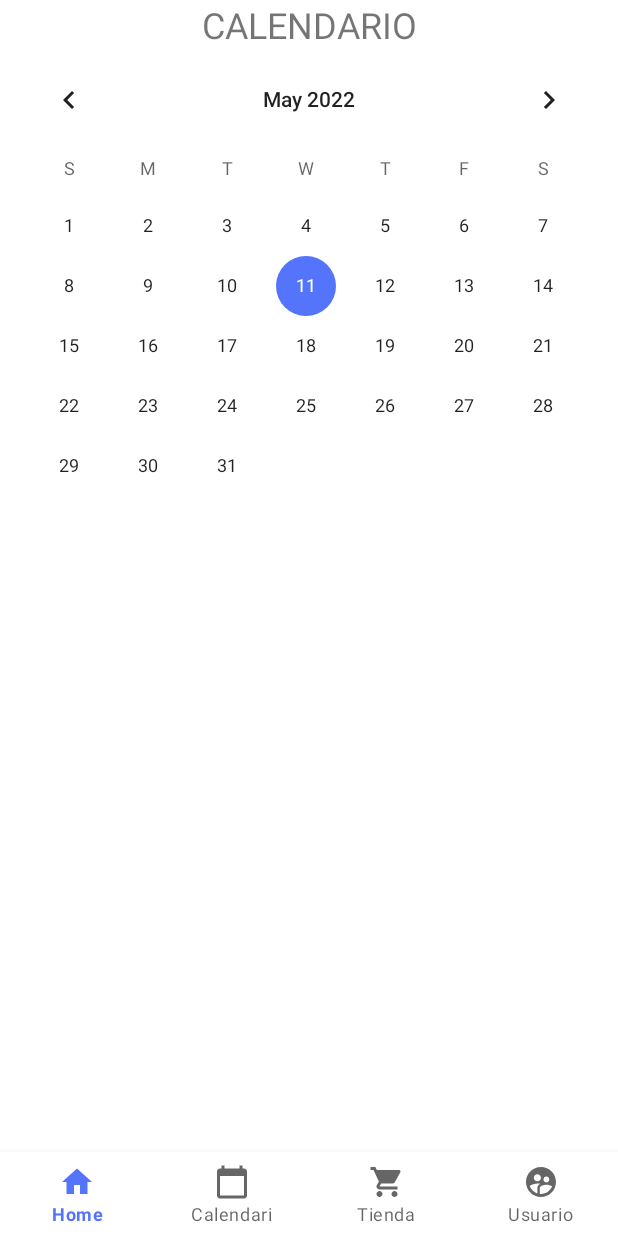
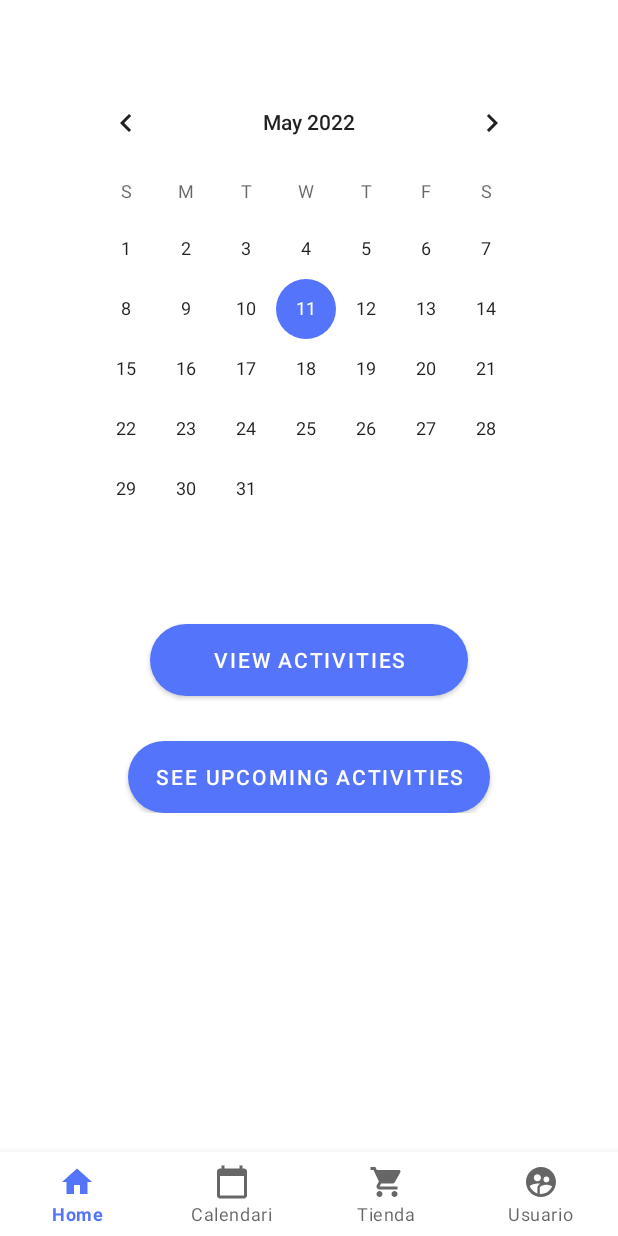
Before and after one commit to fxop0218/AdministradorGym, an Android app: the fragment CalendarFragment placed in its activity, on a phone screen of 412 x 824 dp. Run offline under Robolectric (Android 15) with nearby library versions, the phone set to English and light mode, and no system bars.

Commit message:
Add CalendarFragment Add calendar to CalendarFragment.java and 2 buttons Add css to buttons and the fking calendar

```diff
--- a/app/src/main/java/com/example/gym/CalendarFragment.java
+++ b/app/src/main/java/com/example/gym/CalendarFragment.java
@@ -1,12 +1,21 @@
 package com.example.gym;
 
+import android.app.usage.UsageEvents;
+import android.graphics.Color;
+import android.media.metrics.Event;
 import android.os.Bundle;
 
+import androidx.annotation.NonNull;
 import androidx.fragment.app.Fragment;
 
+import android.util.Log;
 import android.view.LayoutInflater;
 import android.view.View;
 import android.view.ViewGroup;
+import android.widget.CalendarView;
+import android.widget.Toast;
+
+import com.google.android.material.tabs.TabLayout;
 
 /**
  * A simple {@link Fragment} subclass.
@@ -19,10 +28,12 @@ public class CalendarFragment extends Fragment {
     // the fragment initialization parameters, e.g. ARG_ITEM_NUMBER
     private static final String ARG_PARAM1 = "param1";
     private static final String ARG_PARAM2 = "param2";
+    private CalendarView cvCalendar;
 
     // TODO: Rename and change types of parameters
     private String mParam1;
     private String mParam2;
+    private String date;
 
     public CalendarFragment() {
         // Required empty public constructor
@@ -36,6 +47,7 @@ public class CalendarFragment extends Fragment {
      * @param param2 Parameter 2.
      * @return A new instance of fragment CalendarFragment.
      */
+
     // TODO: Rename and change types and number of parameters
     public static CalendarFragment newInstance(String param1, String param2) {
         CalendarFragment fragment = new CalendarFragment();
@@ -52,13 +64,36 @@ public class CalendarFragment extends Fragment {
         if (getArguments() != null) {
             mParam1 = getArguments().getString(ARG_PARAM1);
             mParam2 = getArguments().getString(ARG_PARAM2);
+
         }
     }
 
+    /**
+     * Inflate the XML layout for the Fragment in this callback.
+     * Create a onSelectDayChanged() to get the day selected by the user
+     *
+     * @param inflater
+     * @param container
+     * @param savedInstanceState
+     *
+     * @return view
+     */
     @Override
     public View onCreateView(LayoutInflater inflater, ViewGroup container,
                              Bundle savedInstanceState) {
         // Inflate the layout for this fragment
-        return inflater.inflate(R.layout.fragment_calendar, container, false);
+        View view = inflater.inflate(R.layout.fragment_calendar, container, false);
+        cvCalendar = (CalendarView) view.findViewById(R.id.cvCalendar);
+        cvCalendar.setOnDateChangeListener(new CalendarView.OnDateChangeListener() {
+            @Override
+            public void onSelectedDayChange(CalendarView calendarView, int i, int i1, int i2) {
+                date = i + "/" + i1 + "/" +i2;
+                Log.d("CalendarFragment", "onSelectedDayChange: date:"+ date);
+                Toast.makeText(getContext(), date, Toast.LENGTH_SHORT).show();
+            }
+        });
+
+
+        return view;
     }
 }
--- /dev/null
+++ b/app/src/main/res/drawable/bg_calendar.xml
@@ -0,0 +1,8 @@
+<?xml version="1.0" encoding="utf-8"?>
+<shape xmlns:android="http://schemas.android.com/apk/res/android">
+    <corners
+        android:radius="12dp"/>
+
+    <solid
+        android:color="#FFF"/>
+</shape>
--- /dev/null
+++ b/app/src/main/res/drawable/custom_button.xml
@@ -0,0 +1,6 @@
+<?xml version="1.0" encoding="utf-8"?>
+<shape xmlns:android="http://schemas.android.com/apk/res/android" android:shape="rectangle">
+    <gradient android:startColor="@color/blanco" android:endColor="@color/azul_logo" android:type="linear"/>
+    <corners android:radius="200dp"></corners>
+
+</shape>
--- a/app/src/main/res/layout/fragment_calendar.xml
+++ b/app/src/main/res/layout/fragment_calendar.xml
@@ -5,23 +5,44 @@
     android:layout_height="match_parent"
     tools:context=".CalendarFragment">
 
-    <LinearLayout
+    <ScrollView
         android:layout_width="match_parent"
-        android:layout_height="match_parent"
-        android:orientation="vertical">
+        android:layout_height="match_parent">
 
-        <TextView
-            android:id="@+id/textView2"
+        <LinearLayout
             android:layout_width="match_parent"
             android:layout_height="wrap_content"
-            android:fontFamily="sans-serif"
-            android:gravity="center"
-            android:text="CALENDARIO"
-            android:textSize="24sp" />
+            android:orientation="vertical" >
 
-        <CalendarView
-            android:id="@+id/calendarView2"
-            android:layout_width="match_parent"
-            android:layout_height="wrap_content" />
-    </LinearLayout>
+            <CalendarView
+                android:id="@+id/cvCalendar"
+                android:layout_marginTop="48dp"
+                android:layout_marginLeft="44dp"
+                android:layout_marginRight="44dp"
+                android:layout_width="match_parent"
+                android:layout_height="wrap_content"
+                android:background="@drawable/bg_calendar"
+                />
+
+            <Button
+                android:id="@+id/bSeeGymActivitys"
+                android:layout_width="match_parent"
+                android:layout_height="wrap_content"
+                android:layout_marginTop="30dp"
+                android:layout_marginLeft="100dp"
+                android:layout_marginRight="100dp"
+                android:background="@drawable/custom_button"
+                android:text="@string/bViewActivities" />
+
+            <Button
+                android:id="@+id/bSeeNex"
+                android:layout_width="match_parent"
+                android:layout_height="wrap_content"
+                android:layout_marginTop="30dp"
+                android:layout_marginLeft="85dp"
+                android:layout_marginRight="85dp"
+                android:background="@drawable/custom_button"
+                android:text="@string/bViewUpcomingActivities" />
+        </LinearLayout>
+    </ScrollView>
 </FrameLayout>
--- a/app/src/main/res/values/strings.xml
+++ b/app/src/main/res/values/strings.xml
@@ -18,6 +18,8 @@
     <string name="title_home">Home</string>
     <string name="title_dashboard">Dashboard</string>
     <string name="title_notifications">Notifications</string>
+    <string name="bViewActivities">View activities</string>
+    <string name="bViewUpcomingActivities">See upcoming activities</string>
     <!-- TODO: Remove or change this placeholder text -->
     <string name="hello_blank_fragment">Hello blank fragment</string>
 </resources>
```
